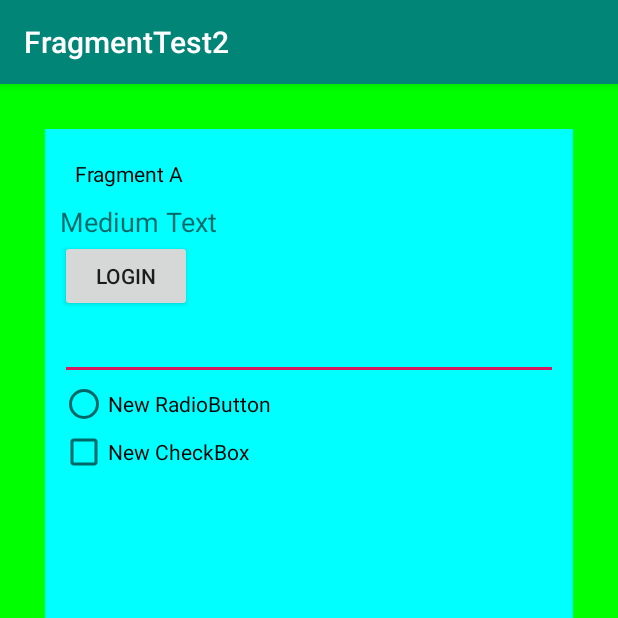
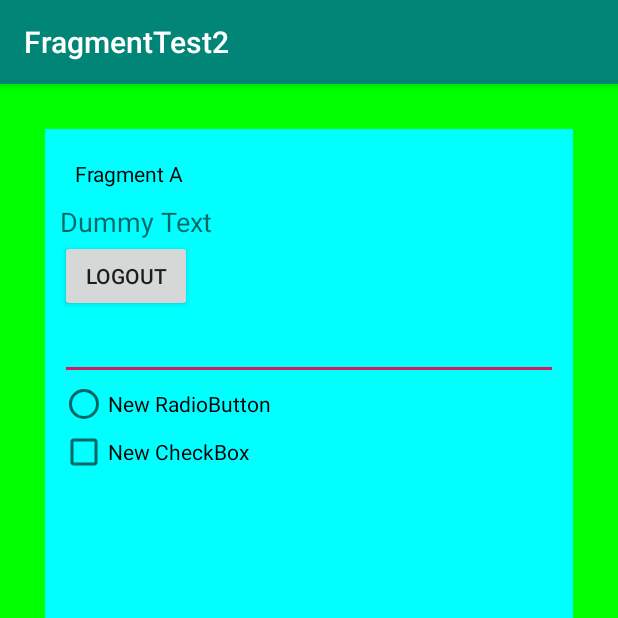
Before and after one commit to fffrowies/FragmentTest2, an Android app: the screen it shows after launch (MainActivity), after a tap on "LOGIN", on a phone screen of 412 x 824 dp, the top half of it. Run offline under Robolectric (Android 15) with nearby library versions, the phone set to English and light mode, and no system bars.

Commit message:
Restore back Fragment state on Screen Rotation

```diff
--- a/app/src/main/java/com/fffrowies/fragmenttest2/FragmentA.java
+++ b/app/src/main/java/com/fffrowies/fragmenttest2/FragmentA.java
@@ -38,6 +38,10 @@ public class FragmentA extends Fragment {
     public void onCreate(@Nullable Bundle savedInstanceState) {
         super.onCreate(savedInstanceState);
         Log.i(TAG, "onCreate()");
+
+        if (savedInstanceState != null) {
+            score = savedInstanceState.getInt("score_key", 0);
+        }
         Toast.makeText(getActivity(), "Score value : " + score, Toast.LENGTH_SHORT).show();
     }
 
@@ -52,10 +56,19 @@ public class FragmentA extends Fragment {
         button = view.findViewById(R.id.button);
         textView = view.findViewById(R.id.textView);
 
+        if (savedInstanceState != null) {
+            button.setText(savedInstanceState.getString("btn_key", "LOGIN"));
+            textView.setText(savedInstanceState.getString("txv_key"));
+        }
+
         button.setOnClickListener(new View.OnClickListener() {
             @Override
             public void onClick(View v) {
+                textView.setText("Dummy Text");
+                button.setText("LOGOUT");
 
+                score = 47;
+                Toast.makeText(getActivity(), "Score : " + score, Toast.LENGTH_SHORT).show();
             }
         });
 
@@ -86,11 +99,14 @@ public class FragmentA extends Fragment {
         Log.i(TAG, "onPause()");
     }
 
-//    @Override
-//    public void onSaveInstanceState(@NonNull Bundle outState) {
-//        super.onSaveInstanceState(outState);
-//        Log.i(TAG, "onSaveInstanceState()");
-//    }
+    @Override
+    public void onSaveInstanceState(@NonNull Bundle outState) {
+        super.onSaveInstanceState(outState);
+
+        outState.putInt("score_key", score);
+        outState.putString("txv_key", textView.getText().toString());
+        outState.putString("btn_key", button.getText().toString());
+    }
 
     @Override
     public void onStop() {
```
Also changed, not shown: app/src/main/java/com/fffrowies/fragmenttest2/MainActivity.java (+0 -7 lines).
